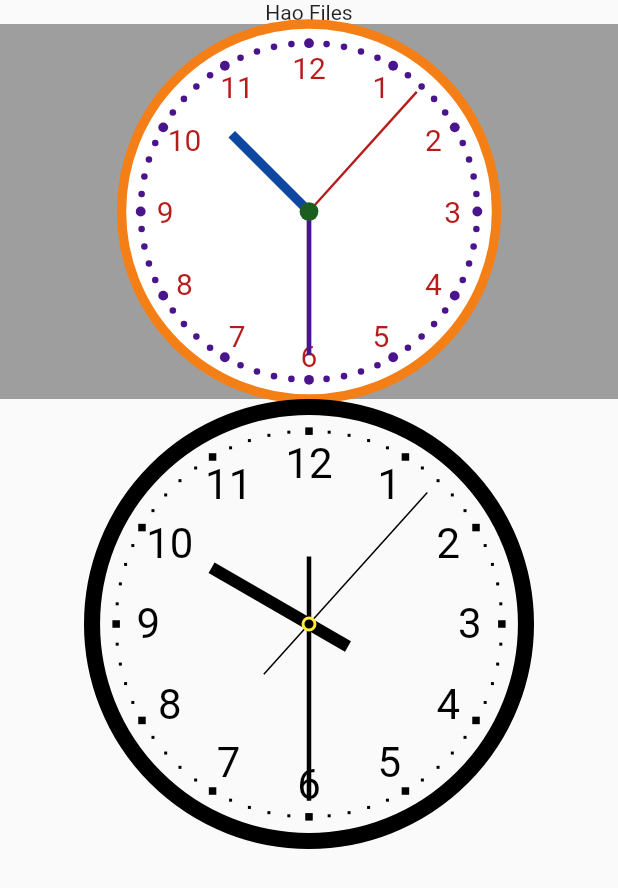
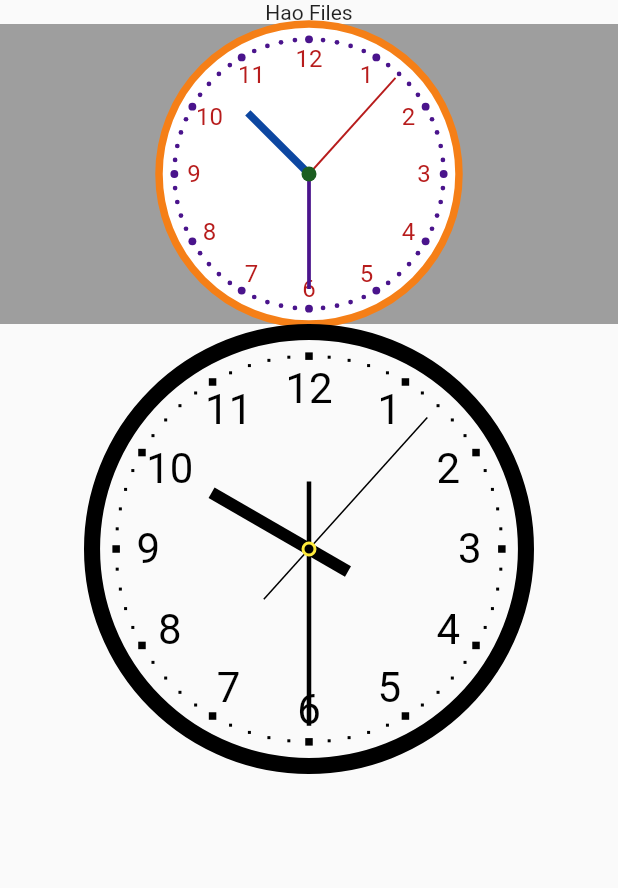
Before and after one commit to conghaonet/flutter_file_explorer, a Flutter app: the screen it shows after launch, on a phone screen of 412 x 824 dp. Shown: the top 888 px of the screen. Run offline on Flutter 3.47's test engine with Material 2 defaults, Android fonts, the phone set to English and light mode, and no system bars; our stand-ins replace connectivity, fluttertoast, shared_preferences; missing offline and left inert: flutter_statusbarcolor.

Commit message:
修改ticks直径

```diff
--- a/lib/pages/splash_page.dart
+++ b/lib/pages/splash_page.dart
@@ -48,7 +48,7 @@ class _SplashPageState extends State<SplashPage> {
             ),
             Container(
               width: double.infinity,
-              height: 250,
+              height: 200,
               color: Colors.grey,
               child: Padding(
                 padding: EdgeInsets.zero,
--- a/lib/widgets/clock.dart
+++ b/lib/widgets/clock.dart
@@ -78,7 +78,7 @@ class ClockPainter extends CustomPainter {
     }
 
     // setup minute point
-    final double minutePointWidth = circumference / 180;
+    final double minutePointWidth = circumference / 200;
     final double minuteBigPointWidth = circumference / 120;
     final double minutePointRadius = (radius - borderWidth - minuteBigPointWidth);
     if(showTicks) _paintMinutePoints(canvas, minutePointRadius, minutePointWidth, minuteBigPointWidth);
```
